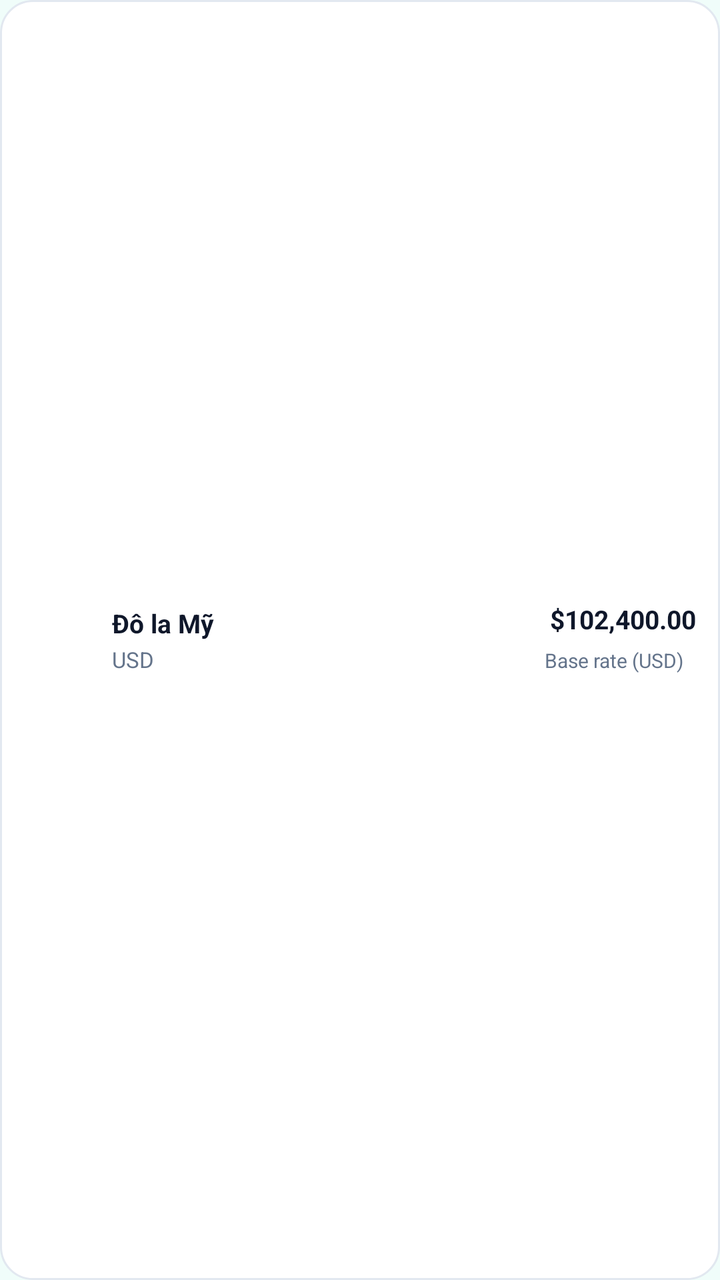
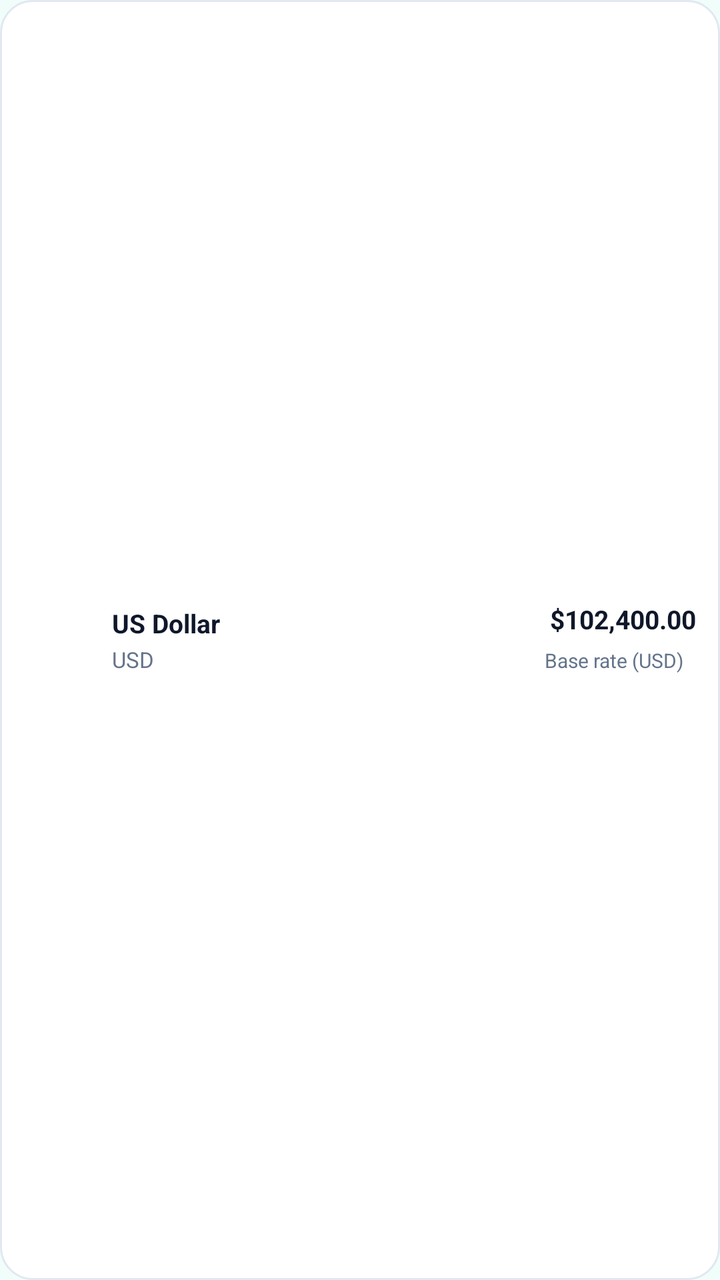

Compare the two renders of this Android layout. The source of the first and the diff that turns it into the second are given below.
<!-- AndroidManifest.xml: application theme Theme.Currency -->
<!-- res/layout/item_quick_currency.xml -->
<?xml version="1.0" encoding="utf-8"?>
<LinearLayout xmlns:android="http://schemas.android.com/apk/res/android"
    android:layout_width="match_parent"
    android:layout_height="wrap_content"
    android:layout_marginBottom="8dp"
    android:background="@drawable/bg_input_box"
    android:gravity="center_vertical"
    android:orientation="horizontal"
    android:padding="12dp">

    

    <ImageView
        android:id="@+id/tvQuickIcon"
        android:layout_width="32dp"
        android:layout_height="32dp"
        android:contentDescription="@string/app_name"
        android:scaleType="centerCrop" />

    
    <LinearLayout
        android:layout_width="0dp"
        android:layout_height="wrap_content"
        android:layout_marginStart="12dp"
        android:layout_weight="1"
        android:orientation="vertical">

        <TextView
            android:id="@+id/tvQuickName"
            android:layout_width="wrap_content"
            android:layout_height="wrap_content"
            android:text="Đô la Mỹ"
            android:textColor="@color/content_primary"
            android:textSize="13sp"
            android:textStyle="bold" />

        <TextView
            android:id="@+id/tvQuickSymbol"
            android:layout_width="wrap_content"
            android:layout_height="wrap_content"
            android:layout_marginTop="2dp"
            android:text="USD"
            android:textColor="@color/content_secondary"
            android:textSize="11sp" />
    </LinearLayout>

    
    <LinearLayout
        android:layout_width="wrap_content"
        android:layout_height="wrap_content"
        android:gravity="end"
        android:orientation="vertical">

        <TextView
            android:id="@+id/tvQuickAmount"
            android:layout_width="wrap_content"
            android:layout_height="wrap_content"
            android:text="$102,400.00"
            android:textColor="@color/content_primary"
            android:textSize="13sp"
            android:textStyle="bold" />

        <TextView
            android:id="@+id/tvQuickSubtext"
            android:layout_width="wrap_content"
            android:layout_height="wrap_content"
            android:layout_marginTop="3dp"
            android:paddingStart="6dp"
            android:paddingTop="2dp"
            android:paddingEnd="6dp"
            android:paddingBottom="2dp"
            android:text="@string/base_rate_usd"
            android:textColor="@color/content_secondary"
            android:textSize="10sp" />
    </LinearLayout>

</LinearLayout>
<!-- resources referenced by this layout -->
<resources>
  <color name="content_primary">#0F172A</color>
  <color name="content_secondary">#64748B</color>
  <!-- drawable bg_input_box (drawable) -->
  <?xml version="1.0" encoding="utf-8"?>
  <shape xmlns:android="http://schemas.android.com/apk/res/android"
      android:shape="rectangle">
      <solid android:color="@color/surface_input" />
      <corners android:radius="16dp" />
      <stroke
          android:width="1dp"
          android:color="@color/outline_default" />
  </shape>
  <string name="app_name">CoinFlux</string>
  <string name="base_rate_usd">Base rate (USD)</string>
  <style name="Theme.Currency" parent="Base.Theme.Currency" />
  <color name="surface_input">#FFFFFFFF</color>
  <color name="outline_default">#E2E8F0</color>
  <style name="Base.Theme.Currency" parent="Theme.Material3.DayNight.NoActionBar">
          <item name="android:windowBackground">@color/background_app</item>
          <item name="android:statusBarColor">@color/background_app</item>
          <item name="android:navigationBarColor">@color/background_app</item>
          <item name="colorPrimary">@color/brand_primary</item>
          <item name="colorSecondary">@color/brand_gradient_end</item>
          <item name="android:windowLightStatusBar" tools:targetApi="m">?attr/isLightTheme</item>
          <item name="android:windowLightNavigationBar" tools:targetApi="o_mr1">?attr/isLightTheme</item>
      </style>
  <color name="background_app">#F0FDFA</color>
  <color name="brand_primary">#0891B2</color>
  <color name="brand_gradient_end">#2563EB</color>
</resources>

<!-- the commit's change to res/layout/item_quick_currency.xml (unified diff, before → after) -->
@@ -29,7 +29,7 @@
             android:id="@+id/tvQuickName"
             android:layout_width="wrap_content"
             android:layout_height="wrap_content"
-            android:text="Đô la Mỹ"
+                android:text="@string/us_dollar"
             android:textColor="@color/content_primary"
             android:textSize="13sp"
             android:textStyle="bold" />
<!-- resource entries referenced after the edit -->
@@ -14,6 +14,7 @@
   </shape>
   <string name="app_name">CoinFlux</string>
   <string name="base_rate_usd">Base rate (USD)</string>
+  <string name="us_dollar">US Dollar</string>
   <style name="Theme.Currency" parent="Base.Theme.Currency" />
   <color name="surface_input">#FFFFFFFF</color>
   <color name="outline_default">#E2E8F0</color>
